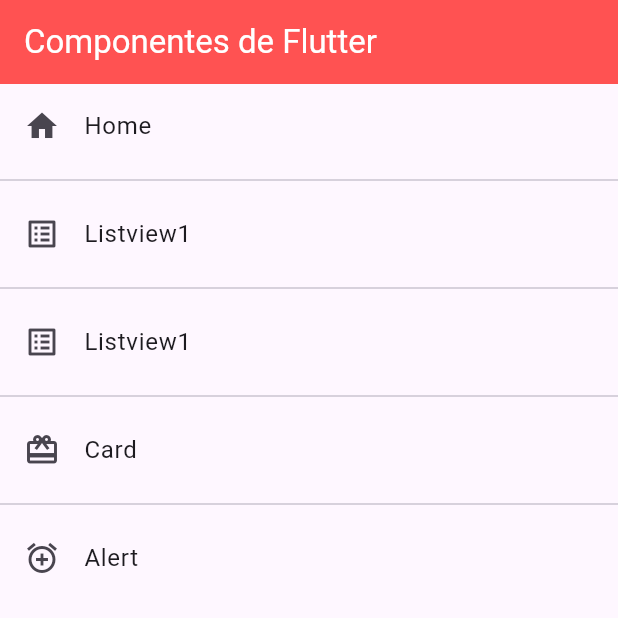
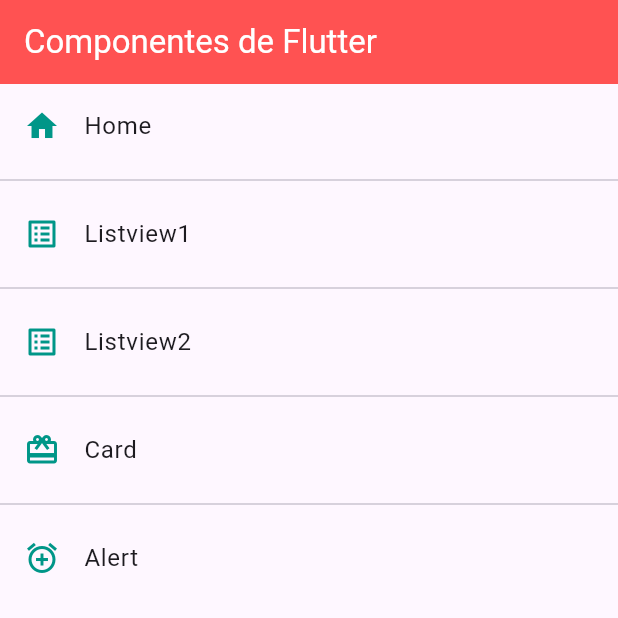
Before and after one commit to alHortalV/fl_components, a Flutter app: the screen it shows after launch, on a phone screen of 412 x 824 dp, the top half of it. Run offline on Flutter 3.47's test engine with Material 3 defaults, Android fonts, the phone set to English and light mode, and no system bars.

Commit message:
Añadir color a todos los iconos

```diff
--- a/lib/main.dart
+++ b/lib/main.dart
@@ -22,6 +22,8 @@ class MyApp extends StatelessWidget {
             appBarTheme: const AppBarTheme(
               color: Colors.redAccent,
             ),
-        ));
+            listTileTheme: const ListTileThemeData(
+              iconColor: Colors.teal,
+            )));
   }
 }
--- a/lib/routes/app_routes.dart
+++ b/lib/routes/app_routes.dart
@@ -20,7 +20,7 @@ class AppRoutes {
     ),
     MenuOption(
       route: 'listview2',
-      name: 'Listview1',
+      name: 'Listview2',
       icon: Icons.list_alt,
       screen: const Listview2Screen(),
     ),
```
Lines whose indentation alone changed are shown as unchanged.
